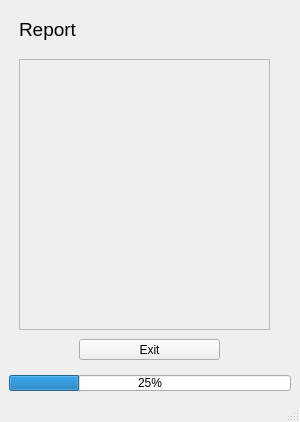
Qt form mainwindow.ui (CubeElement/newOopsApp) before a commit.
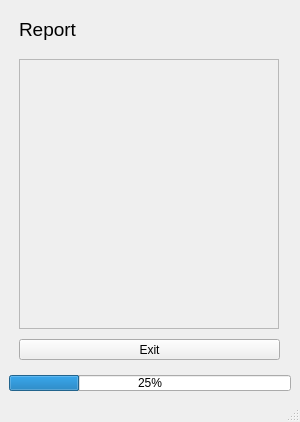
The same form after that commit. The open tabs and pages were chosen to show the change.

```diff
--- a/mainwindow.ui
+++ b/mainwindow.ui
@@ -468,8 +468,8 @@
          <rect>
           <x>10</x>
           <y>50</y>
-          <width>251</width>
-          <height>271</height>
+          <width>260</width>
+          <height>270</height>
          </rect>
         </property>
         <property name="widgetResizable">
@@ -480,8 +480,8 @@
           <rect>
            <x>0</x>
            <y>0</y>
-           <width>245</width>
-           <height>265</height>
+           <width>250</width>
+           <height>264</height>
           </rect>
          </property>
          <property name="sizePolicy">
@@ -492,13 +492,13 @@
          </property>
          <property name="minimumSize">
           <size>
-           <width>245</width>
+           <width>250</width>
            <height>0</height>
           </size>
          </property>
          <property name="maximumSize">
           <size>
-           <width>245</width>
+           <width>250</width>
            <height>16777215</height>
           </size>
          </property>
@@ -516,9 +516,9 @@
        <widget class="QPushButton" name="report_page_finish">
         <property name="geometry">
          <rect>
-          <x>70</x>
+          <x>10</x>
           <y>330</y>
-          <width>141</width>
+          <width>261</width>
           <height>21</height>
          </rect>
         </property>
```
Left out of the diff: 6 changed lines with no effect on the pictures.
